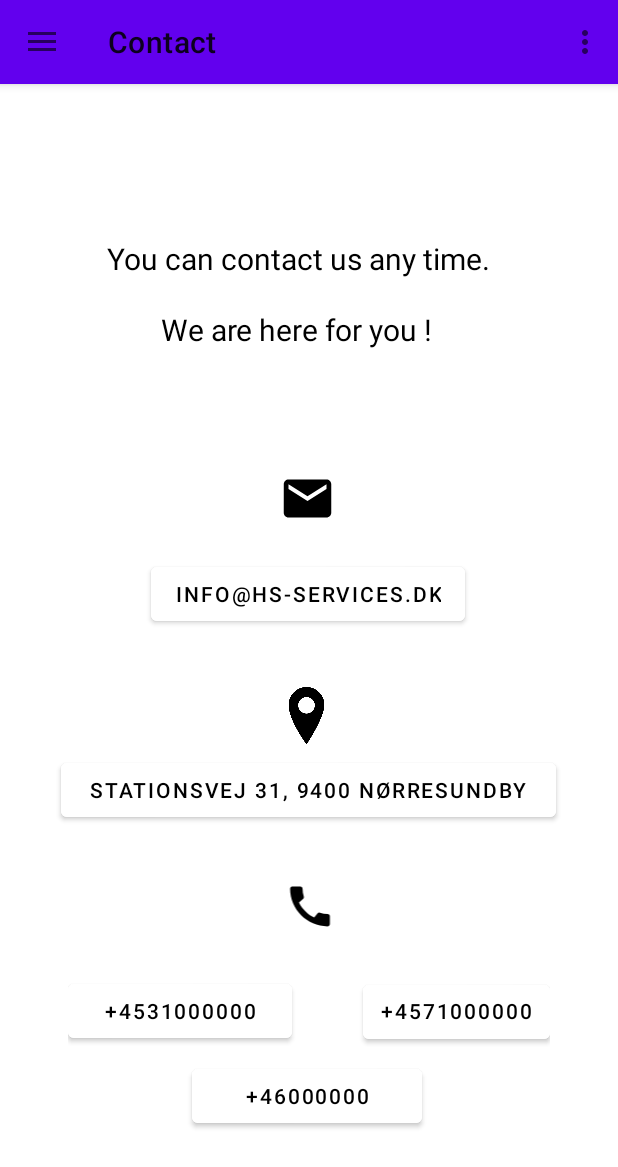
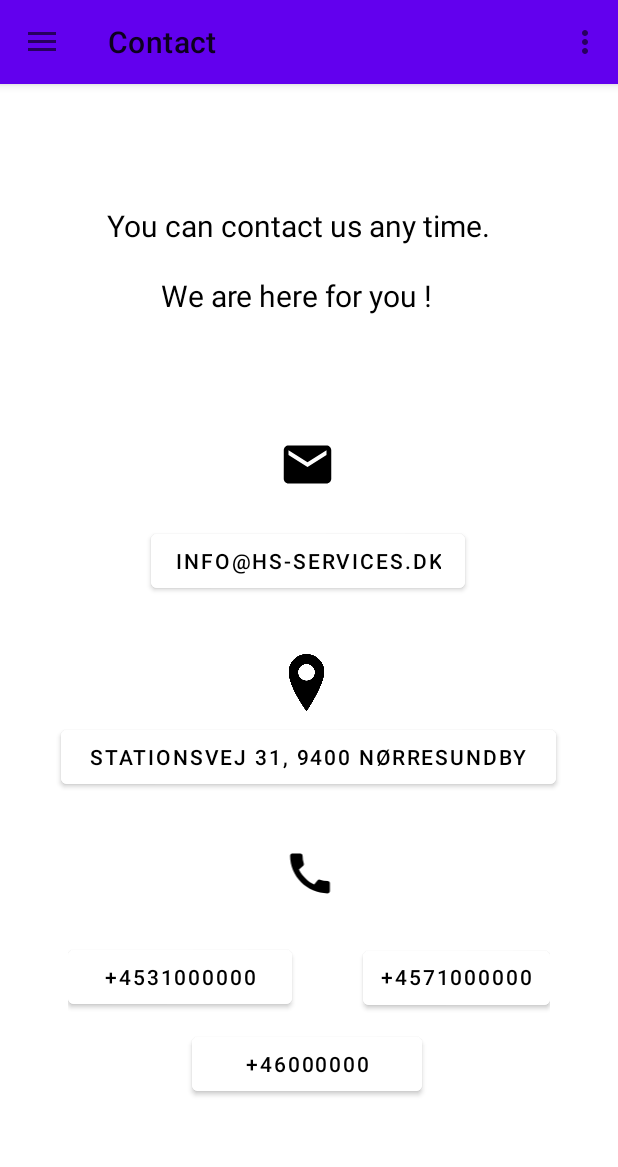
Before and after one commit to ancahutupasu/HeServices2, an Android app: the ContactFragment screen opened through its navigation route, on a phone screen of 412 x 824 dp. Shown: the top 1167 px of the screen. Run offline under Robolectric (Android 15) with nearby library versions, the phone set to English and light mode, and no system bars; our stand-ins replace navigation-ui.

Commit message:
small update

```diff
--- a/app/src/main/res/layout/fragment_contact.xml
+++ b/app/src/main/res/layout/fragment_contact.xml
@@ -1,9 +1,11 @@
 <?xml version="1.0" encoding="utf-8"?>
 <androidx.constraintlayout.widget.ConstraintLayout xmlns:android="http://schemas.android.com/apk/res/android"
+    xmlns:app="http://schemas.android.com/apk/res-auto"
     xmlns:tools="http://schemas.android.com/tools"
     android:layout_width="match_parent"
     android:layout_height="match_parent"
-    xmlns:app="http://schemas.android.com/apk/res-auto">
+    tools:layout_editor_absoluteX="0dp"
+    tools:layout_editor_absoluteY="-21dp">
 
     <LinearLayout
         android:id="@+id/linearLayout7"
@@ -14,7 +16,7 @@
         app:layout_constraintEnd_toEndOf="parent"
         app:layout_constraintStart_toStartOf="parent"
         app:layout_constraintTop_toTopOf="parent"
-        app:layout_constraintVertical_bias="0.14">
+        app:layout_constraintVertical_bias="0.11">
 
         <TextView
             android:id="@+id/text1"
@@ -22,7 +24,9 @@
             android:layout_height="wrap_content"
             android:text="You can contact us any time. "
             android:textColor="#000000"
-            android:textSize="20sp" />
+            android:textSize="20sp"
+            tools:layout_editor_absoluteX="71dp"
+            tools:layout_editor_absoluteY="77dp" />
     </LinearLayout>
 
     <LinearLayout
@@ -35,7 +39,7 @@
         app:layout_constraintHorizontal_bias="0.497"
         app:layout_constraintStart_toStartOf="parent"
         app:layout_constraintTop_toTopOf="parent"
-        app:layout_constraintVertical_bias="0.206">
+        app:layout_constraintVertical_bias="0.175">
 
         <TextView
             android:id="@+id/text3"
@@ -43,7 +47,9 @@
             android:layout_height="31dp"
             android:text="We are here for you !"
             android:textColor="#000000"
-            android:textSize="20sp" />
+            android:textSize="20sp"
+            tools:layout_editor_absoluteX="107dp"
+            tools:layout_editor_absoluteY="121dp" />
     </LinearLayout>
 
     <LinearLayout
@@ -56,13 +62,15 @@
         app:layout_constraintHorizontal_bias="0.498"
         app:layout_constraintStart_toStartOf="parent"
         app:layout_constraintTop_toTopOf="parent"
-        app:layout_constraintVertical_bias="0.357">
+        app:layout_constraintVertical_bias="0.326">
 
         <ImageView
             android:id="@+id/mail"
             android:layout_width="match_parent"
             android:layout_height="38dp"
-            app:srcCompat="@drawable/ic_baseline_email_24" />
+            app:srcCompat="@drawable/ic_baseline_email_24"
+            tools:layout_editor_absoluteX="170dp"
+            tools:layout_editor_absoluteY="223dp" />
     </LinearLayout>
 
     <LinearLayout
@@ -74,14 +82,16 @@
         app:layout_constraintHorizontal_bias="0.502"
         app:layout_constraintStart_toStartOf="parent"
         app:layout_constraintTop_toTopOf="parent"
-        app:layout_constraintVertical_bias="0.736">
+        app:layout_constraintVertical_bias="0.706">
 
         <ImageView
             android:id="@+id/phoneImage"
             android:layout_width="match_parent"
             android:layout_height="35dp"
             android:layout_weight="1"
-            app:srcCompat="@drawable/ic_baseline_call_24" />
+            app:srcCompat="@drawable/ic_baseline_call_24"
+            tools:layout_editor_absoluteX="176dp"
+            tools:layout_editor_absoluteY="483dp" />
     </LinearLayout>
 
     <LinearLayout
@@ -94,14 +104,16 @@
         app:layout_constraintHorizontal_bias="0.495"
         app:layout_constraintStart_toStartOf="parent"
         app:layout_constraintTop_toTopOf="parent"
-        app:layout_constraintVertical_bias="0.558">
+        app:layout_constraintVertical_bias="0.527">
 
         <ImageView
             android:id="@+id/locationImage"
             android:layout_width="24dp"
             android:layout_height="38dp"
             android:layout_weight="1"
-            app:srcCompat="@drawable/location_ppin" />
+            app:srcCompat="@drawable/location_ppin"
+            tools:layout_editor_absoluteX="175dp"
+            tools:layout_editor_absoluteY="361dp" />
 
     </LinearLayout>
 
@@ -114,7 +126,7 @@
         app:layout_constraintEnd_toEndOf="parent"
         app:layout_constraintStart_toStartOf="parent"
         app:layout_constraintTop_toTopOf="parent"
-        app:layout_constraintVertical_bias="0.832">
+        app:layout_constraintVertical_bias="0.8">
 
         <Button
             android:id="@+id/tel1"
@@ -131,12 +143,16 @@
             android:phoneNumber="true"
             android:text="+4531000000"
             android:textColor="@android:color/black"
-            app:iconPadding="0dp" />
+            app:iconPadding="0dp"
+            tools:layout_editor_absoluteX="45dp"
+            tools:layout_editor_absoluteY="542dp" />
 
         <Space
             android:layout_width="24dp"
             android:layout_height="46dp"
-            android:layout_weight="1" />
+            android:layout_weight="1"
+            tools:layout_editor_absoluteX="194dp"
+            tools:layout_editor_absoluteY="542dp" />
 
         <Button
             android:id="@+id/tel2"
@@ -154,7 +170,9 @@
             android:paddingBottom="0dp"
             android:text="+4571000000"
             android:textColor="#000000"
-            app:iconPadding="0dp" />
+            app:iconPadding="0dp"
+            tools:layout_editor_absoluteX="241dp"
+            tools:layout_editor_absoluteY="543dp" />
 
     </LinearLayout>
 
@@ -170,7 +188,7 @@
         app:layout_constraintHorizontal_bias="0.496"
         app:layout_constraintStart_toStartOf="parent"
         app:layout_constraintTop_toTopOf="parent"
-        app:layout_constraintVertical_bias="0.904" />
+        app:layout_constraintVertical_bias="0.874" />
 
     <Button
         android:id="@+id/email"
@@ -185,7 +203,7 @@
         app:layout_constraintHorizontal_bias="0.497"
         app:layout_constraintStart_toStartOf="parent"
         app:layout_constraintTop_toTopOf="parent"
-        app:layout_constraintVertical_bias="0.439"
+        app:layout_constraintVertical_bias="0.408"
         app:layout_marginBaseline="0dp" />
 
     <Button
@@ -200,6 +218,6 @@
         app:layout_constraintHorizontal_bias="0.493"
         app:layout_constraintStart_toStartOf="parent"
         app:layout_constraintTop_toTopOf="parent"
-        app:layout_constraintVertical_bias="0.62" />
+        app:layout_constraintVertical_bias="0.59" />
 
 </androidx.constraintlayout.widget.ConstraintLayout>
--- a/app/src/main/res/menu/navigation_drawer.xml
+++ b/app/src/main/res/menu/navigation_drawer.xml
@@ -16,7 +16,7 @@
         <item
             android:id="@+id/nav_express"
             android:icon="@android:drawable/ic_lock_idle_alarm"
-            android:title="Express delivery" />
+            android:title="Express" />
         <item
             android:id="@+id/nav_review"
             android:icon="@drawable/ic_baseline_rate_review_24"
@@ -49,6 +49,6 @@
         <item
             android:id="@+id/nav_logout"
             android:icon="?attr/actionModeCloseDrawable"
-            android:title="Logout" />
+            android:title="Log out" />
     </group>
 </menu>
--- a/app/src/main/res/navigation/navigation.xml
+++ b/app/src/main/res/navigation/navigation.xml
@@ -43,8 +43,7 @@ app:startDestination="@+id/nav_home">
     <fragment
         android:id="@+id/nav_express"
         android:name="com.example.heservices.express.ExpressFragment"
-        android:label="Express"
-        />
+        android:label="Express delivery" />
     <fragment
         android:id="@+id/nav_signin"
         android:name="com.example.heservices.signiN.signInFragment"
@@ -55,12 +54,12 @@ app:startDestination="@+id/nav_home">
         android:label="Signup"
         />
     <fragment
-        android:id="@+id/nav_signout"
-        android:name="com.example.heservices.logout.LogoutFragment"
-        android:label="LogoutFragment" />
-    <fragment
         android:id="@+id/nav_currior"
         android:name="com.example.heservices.currior.CurriorFragment"
-        android:label="CurriorFragment" />
+        android:label="Currior" />
+    <fragment
+        android:id="@+id/nav_logout"
+        android:name="com.example.heservices.logout.LogoutFragment"
+        android:label="Logout" />
 
 </navigation>
```
Also changed, not shown: app/src/main/res/layout/fragment_about.xml (+6 -6 lines), app/src/main/res/layout/fragment_currior.xml (+4 -8 lines), app/src/main/res/layout/fragment_express.xml (+6 -3 lines), app/src/main/res/layout/fragment_logout.xml (+10 -14 lines), app/src/main/res/layout/fragment_signin.xml (+31 -29 lines).
